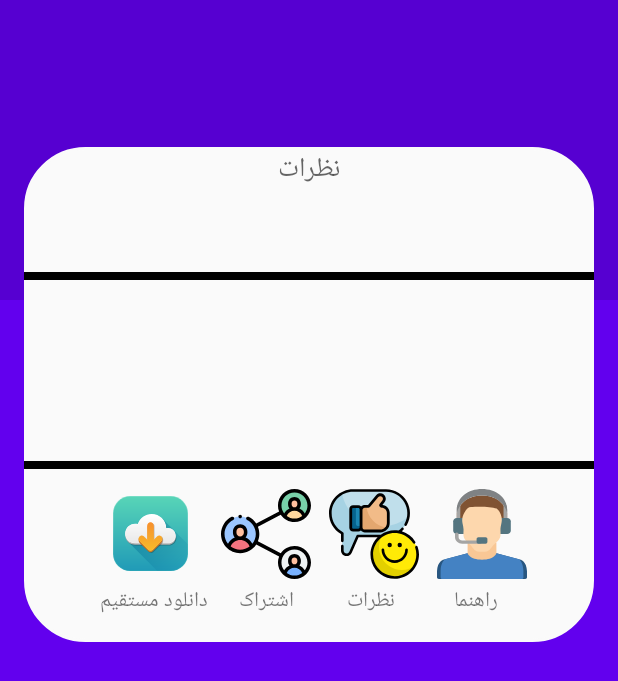
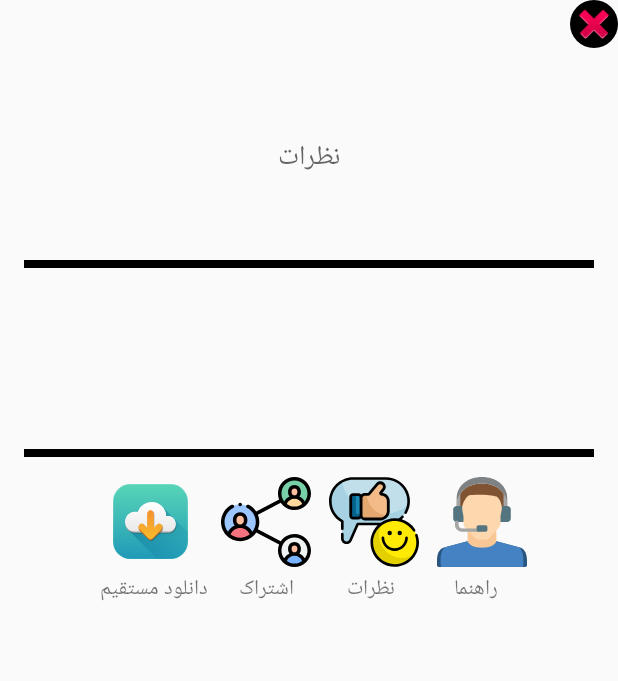
Before and after one commit to Mori-hub/Myket-Intent, an Android app: the layout my_view.xml on its own in the app's theme, with its tools: preview values and no code run, on a phone screen of 412 x 824 dp. Shown: the top 681 px of the screen. Run offline under Robolectric (Android 15) with nearby library versions, the phone set to English and light mode, and no system bars.

Commit message:
Update build.gradle - If you want show it as a Dialog - New Button for close window and action

```diff
--- a/app/build.gradle
+++ b/app/build.gradle
@@ -30,7 +30,7 @@ android {
 dependencies {
     implementation fileTree(dir: 'libs', include: ['*.jar'])
 
-    implementation 'androidx.appcompat:appcompat:1.5.1' //SDK 30 -1.3.1
+    implementation 'androidx.appcompat:appcompat:1.6.1' //SDK 30 -1.3.1
     implementation 'androidx.constraintlayout:constraintlayout:2.1.4'
     testImplementation 'junit:junit:4.13.2'
     androidTestImplementation 'androidx.test.ext:junit:1.1.5'
--- a/app/src/main/java/com/src/terans/MainActivity.java
+++ b/app/src/main/java/com/src/terans/MainActivity.java
@@ -35,8 +35,13 @@ public class MainActivity extends AppCompatActivity {
        // v.setMyketActive(true);// Myket links will be active by call this method. Don't need more!
        // v.addGoogleRateApp(this); // Rate Directly Google play Store
        // v.addCafe(true);// CafeBazar links will be active by call this method. Don't need more!
+
         v.addStores(false,false,true); // Select just one by True
-        setContentView(v); // Don't forget set it !
+        v.closeWindow().setOnClickListener(v1 -> {setContentView(R.layout.activity_main);});// New Button for close window and action
 
+        //setContentView(v); // Don't forget set it !
+        // Don't USE it by setContentView
+
+        v.dia(v); // If you want show it as a Dialog
     }
 }
--- a/build.gradle
+++ b/build.gradle
@@ -11,7 +11,7 @@ buildscript {
         maven { url "https://jitpack.io" }
     }
     dependencies {
-        classpath 'com.android.tools.build:gradle:7.3.1'
+        classpath 'com.android.tools.build:gradle:7.4.1'
        classpath 'com.github.dcendents:android-maven-gradle-plugin:2.1'
         classpath 'com.jfrog.bintray.gradle:gradle-bintray-plugin:1.7.3'
 
--- a/start/build.gradle
+++ b/start/build.gradle
@@ -24,7 +24,7 @@ android {
 dependencies {
     implementation fileTree(dir: 'libs', include: ['*.jar'])
 
-    implementation 'androidx.appcompat:appcompat:1.5.1' //SDK 30 -1.3.1
+    implementation 'androidx.appcompat:appcompat:1.6.1' //SDK 30 -1.3.1
     testImplementation 'junit:junit:4.13.2'
     androidTestImplementation 'androidx.test.ext:junit:1.1.5'
     androidTestImplementation 'androidx.test.espresso:espresso-core:3.5.1'
@@ -40,7 +40,7 @@ afterEvaluate {
                 from components.release
                 groupId = 'com.github.Mori-hub'
                 artifactId = 'Myket-Intent'
-                version = '0.1.17'
+                version = '0.1.18'
             }
         }
     }
--- a/start/src/main/java/com/src/start/Aboutme_Myket.java
+++ b/start/src/main/java/com/src/start/Aboutme_Myket.java
@@ -6,23 +6,29 @@ import android.content.Context;
 import android.content.Intent;
 import android.content.pm.PackageInfo;
 import android.content.pm.PackageManager;
+import android.graphics.drawable.ColorDrawable;
 import android.net.Uri;
 import android.util.AttributeSet;
 import android.util.Log;
+import android.view.LayoutInflater;
 import android.view.View;
+import android.view.ViewGroup;
 import android.view.animation.AnimationUtils;
 import android.widget.ImageButton;
 import android.widget.ImageView;
 import android.widget.LinearLayout;
+import android.widget.RelativeLayout;
 import android.widget.TextView;
 import android.widget.Toast;
+
+import androidx.appcompat.app.AlertDialog;
 
 import com.google.android.play.core.review.ReviewInfo;
 import com.google.android.play.core.review.ReviewManager;
 import com.google.android.play.core.review.ReviewManagerFactory;
 
 
-public class Aboutme_Myket extends LinearLayout {
+public class Aboutme_Myket extends RelativeLayout {
     String alpha_package;
     Context alpa_context;
     String versionName;
@@ -69,6 +75,9 @@ public class Aboutme_Myket extends LinearLayout {
         ImageButton btnShare = findViewById(R.id.btnShare);
         ImageButton btnCom = findViewById(R.id.btnCom);
         ImageButton btnHelp = findViewById(R.id.btnHelp);
+
+
+
 
         btnDown.setOnClickListener(v -> {
             anim(btnDown);
@@ -327,6 +336,19 @@ public class Aboutme_Myket extends LinearLayout {
 
     }
 
+    public void dia(Aboutme_Myket v){
+         AlertDialog.Builder builder = new AlertDialog.Builder(alpa_context);
+        builder.setView(v);//dialogView
+        AlertDialog alertDialog = builder.create();
+        findViewById(R.id.btnClose).setVisibility(GONE);
+        findViewById(R.id.btnClose3).setVisibility(GONE);
+        alertDialog.show();
+        alertDialog.getWindow().setBackgroundDrawable(new ColorDrawable(android.graphics.Color.TRANSPARENT));
+
+    }
+    public ImageButton closeWindow(){
+        return findViewById(R.id.btnClose);
+    }
 /*
     public Intent onIntent(String url){
         return new Intent(Intent.ACTION_VIEW, Uri.parse(url));
--- a/start/src/main/res/layout-land/my_view.xml
+++ b/start/src/main/res/layout-land/my_view.xml
@@ -1,13 +1,14 @@
 <?xml version="1.0" encoding="utf-8"?>
 <RelativeLayout xmlns:android="http://schemas.android.com/apk/res/android"
-    android:orientation="vertical" android:layout_width="match_parent"
-    android:layout_height="match_parent"
     xmlns:app="http://schemas.android.com/apk/res-auto"
     xmlns:tools="http://schemas.android.com/tools"
     android:id="@+id/body"
-    tools:ignore="ContentDescription"
+    android:layout_width="match_parent"
+    android:layout_height="wrap_content"
+    android:background="#C2185B"
+    android:orientation="vertical"
     android:tag="land"
-    android:background="#C2185B">
+    tools:ignore="ContentDescription">
 
 
     <View
@@ -20,12 +21,11 @@
 
     <LinearLayout
         android:layout_width="match_parent"
-        android:layout_height="match_parent"
+        android:layout_height="wrap_content"
         android:layout_centerInParent="true"
         android:layout_marginStart="4dp"
         android:layout_marginTop="8dp"
         android:layout_marginEnd="4dp"
-        android:layout_marginBottom="4dp"
         android:baselineAligned="false"
         android:orientation="horizontal">
 
@@ -376,5 +376,28 @@
         android:layout_marginTop="4dp"
         android:layout_marginBottom="4dp" />
 
+    <ImageButton
+        android:id="@+id/btnClose"
+        style="@android:style/Widget.Holo.ImageButton"
+        android:layout_width="wrap_content"
+        android:layout_height="wrap_content"
+        android:layout_alignParentTop="true"
+        android:layout_alignParentEnd="true"
+        android:background="@drawable/shape_l"
+        android:contentDescription="@string/google"
+        android:backgroundTint="@android:color/background_dark"
+        android:src="@android:drawable/ic_delete" />
+    <ImageButton
+        android:id="@+id/btnClose3"
+        style="@android:style/Widget.Holo.ImageButton"
+        android:layout_width="wrap_content"
+        android:layout_height="wrap_content"
+        android:layout_alignParentTop="false"
+        android:layout_alignParentEnd="true"
+        android:layout_alignParentBottom="true"
+        android:background="@drawable/shape_l"
+        android:contentDescription="@string/google"
+        android:src="@android:drawable/ic_delete"
+        android:visibility="invisible" />
 
 </RelativeLayout>
--- a/start/src/main/res/layout/my_view.xml
+++ b/start/src/main/res/layout/my_view.xml
@@ -4,33 +4,33 @@
     xmlns:tools="http://schemas.android.com/tools"
     android:id="@+id/body"
     android:layout_width="match_parent"
-    android:layout_height="match_parent"
-    android:background="?android:attr/colorEdgeEffect"
+    android:layout_height="wrap_content"
     tools:ignore="ContentDescription">
+
 
     <View
         android:id="@+id/view"
         android:layout_width="match_parent"
         android:layout_height="200dp"
-        android:layout_alignParentStart="true"
-        android:background="?attr/colorControlHighlight" />
+        android:layout_alignParentStart="true" />
 
 
     <ImageView
         android:id="@+id/imageView"
         android:layout_width="70dp"
         android:layout_height="70dp"
+        android:layout_alignParentTop="true"
         android:layout_centerHorizontal="true"
         android:layout_marginTop="20dp"
-        android:layout_marginBottom="8dp" />
+        android:elevation="20dp" />
 
 
     <ScrollView
+        android:id="@+id/sc"
         android:layout_width="match_parent"
-        android:layout_height="match_parent"
+        android:layout_height="wrap_content"
         android:layout_below="@id/imageView"
-        android:layout_alignParentBottom="true"
-        android:layout_centerInParent="true"
+        android:layout_centerHorizontal="true"
         android:layout_marginStart="16dp"
         android:layout_marginEnd="16dp">
 
@@ -348,4 +348,28 @@
         </LinearLayout>
     </ScrollView>
 
+    <ImageButton
+        android:id="@+id/btnClose"
+        style="@android:style/Widget.Holo.ImageButton"
+        android:layout_width="wrap_content"
+        android:layout_height="wrap_content"
+        android:layout_alignParentTop="true"
+        android:layout_alignParentEnd="true"
+        android:background="@drawable/shape_l"
+        android:backgroundTint="@android:color/background_dark"
+        android:contentDescription="@string/google"
+        android:src="@android:drawable/ic_delete" />
+
+    <ImageButton
+        android:id="@+id/btnClose3"
+        style="@android:style/Widget.Holo.ImageButton"
+        android:layout_width="wrap_content"
+        android:layout_height="wrap_content"
+        android:layout_alignParentTop="false"
+        android:layout_alignParentEnd="true"
+        android:layout_alignParentBottom="true"
+        android:background="@drawable/shape_l"
+        android:contentDescription="@string/google"
+        android:src="@android:drawable/ic_delete"
+        android:visibility="invisible" />
 </RelativeLayout>
```
Also changed, not shown: gradle/wrapper/gradle-wrapper.properties.
